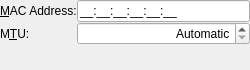
This is libs/ui/wired.ui in KDE/networkmanagement as Qt 5 draws it before an edit. The edited form follows.
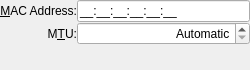
This is the edited form.

Commit message: GUI: Changing label alignment, capitalization and ':' according to http://techbase.kde.org/Projects/Usability/HIG. CCMAIL: wstephenson@kde.org

```diff
--- a/libs/ui/wired.ui
+++ b/libs/ui/wired.ui
@@ -29,7 +29,10 @@
        <property name="text" >
         <string>&amp;MAC Address:</string>
        </property>
-       <property name="buddy" >
+       <property name="alignment">
+        <set>Qt::AlignRight|Qt::AlignTrailing|Qt::AlignVCenter</set>
+       </property>
+       <property name="buddy">
         <cstring>macAddress</cstring>
        </property>
       </widget>
@@ -55,7 +58,10 @@
        <property name="text" >
         <string>M&amp;TU:</string>
        </property>
-       <property name="buddy" >
+       <property name="alignment">
+        <set>Qt::AlignRight|Qt::AlignTrailing|Qt::AlignVCenter</set>
+       </property>
+       <property name="buddy">
         <cstring>mtu</cstring>
        </property>
       </widget>
```
Left out of the diff: 69 changed lines with no effect on the pictures. The commit also changes 20 other files.
